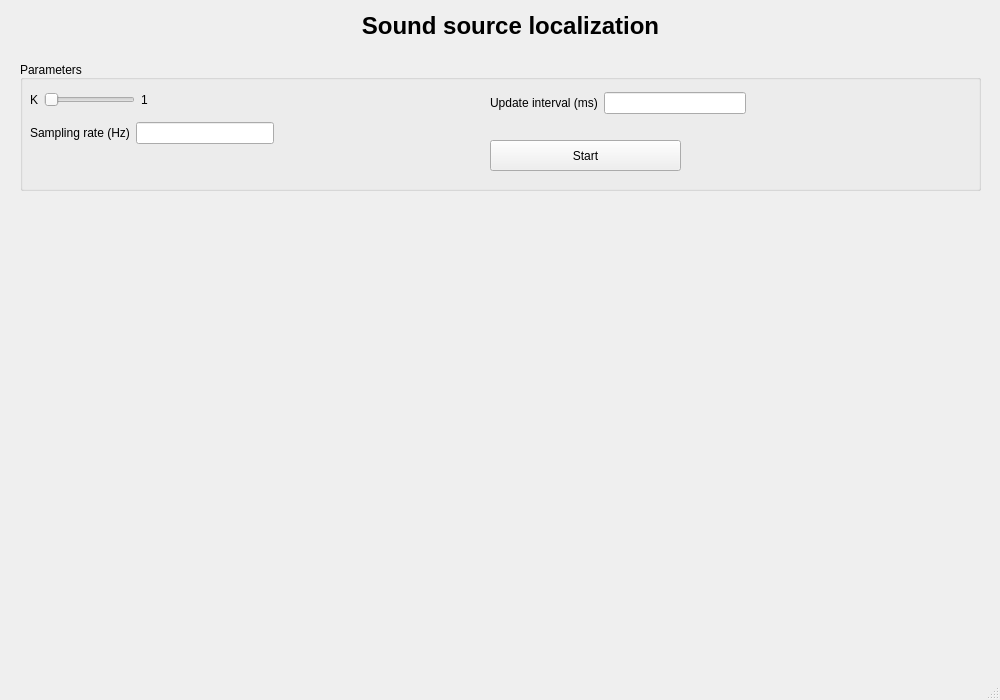
First picture: the form in main.ui, repository Gabbo-DEV/sound_source_localization, before the edit.
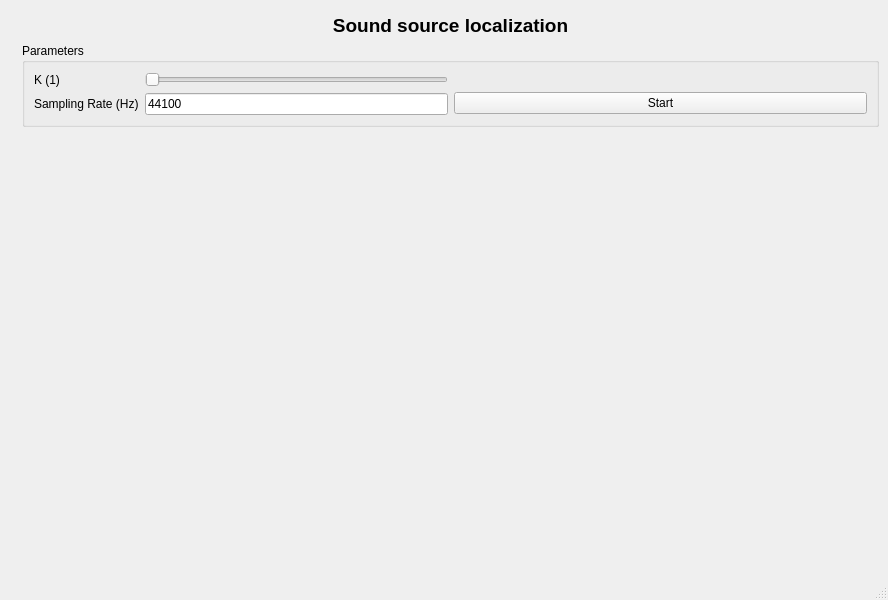
Second picture: the form after the edit.

```diff
--- a/main.ui
+++ b/main.ui
@@ -6,79 +6,110 @@
    <rect>
     <x>0</x>
     <y>0</y>
-    <width>1000</width>
-    <height>700</height>
+    <width>888</width>
+    <height>600</height>
    </rect>
   </property>
   <property name="windowTitle">
    <string>MainWindow</string>
   </property>
   <widget class="QWidget" name="centralwidget">
+   <layout class="QGridLayout" name="gridLayout_5">
+    <item row="0" column="0">
+     <layout class="QGridLayout" name="gridLayout_4">
+      <item row="3" column="1">
+       <spacer name="horizontalSpacer">
+        <property name="orientation">
+         <enum>Qt::Horizontal</enum>
+        </property>
+        <property name="sizeHint" stdset="0">
+         <size>
+          <width>778</width>
+          <height>13</height>
+         </size>
+        </property>
+       </spacer>
+      </item>
+      <item row="2" column="1">
+       <widget class="QWidget" name="widget" native="true">
+        <property name="styleSheet">
+         <string notr="true"/>
+        </property>
+       </widget>
+      </item>
+      <item row="2" column="0">
+       <spacer name="verticalSpacer">
+        <property name="orientation">
+         <enum>Qt::Vertical</enum>
+        </property>
+        <property name="sizeHint" stdset="0">
+         <size>
+          <width>13</width>
+          <height>40</height>
+         </size>
+        </property>
+       </spacer>
+      </item>
+      <item row="0" column="1">
    <widget class="QLabel" name="label">
-    <property name="geometry">
-     <rect>
-      <x>20</x>
-      <y>0</y>
-      <width>981</width>
-      <height>51</height>
-     </rect>
-    </property>
-    <property name="font">
-     <font>
-      <pointsize>18</pointsize>
-      <weight>75</weight>
-      <bold>true</bold>
-     </font>
+        <property name="styleSheet">
+         <string notr="true">margin-top:5px;</string>
     </property>
     <property name="text">
-     <string>Sound source localization</string>
+         <string>&lt;html&gt;&lt;head/&gt;&lt;body&gt;&lt;p&gt;&lt;span style=&quot; font-size:14pt; font-weight:600;&quot;&gt;Sound source localization&lt;/span&gt;&lt;/p&gt;&lt;/body&gt;&lt;/html&gt;</string>
     </property>
     <property name="alignment">
      <set>Qt::AlignCenter</set>
     </property>
    </widget>
+      </item>
+      <item row="1" column="1">
    <widget class="QGroupBox" name="groupBox">
-    <property name="geometry">
-     <rect>
-      <x>20</x>
-      <y>60</y>
-      <width>961</width>
-      <height>131</height>
-     </rect>
-    </property>
     <property name="title">
      <string>Parameters</string>
     </property>
-    <property name="alignment">
-     <set>Qt::AlignBottom|Qt::AlignLeading|Qt::AlignLeft</set>
-    </property>
-    <widget class="QPushButton" name="pushButton">
-     <property name="geometry">
-      <rect>
-       <x>470</x>
-       <y>80</y>
-       <width>191</width>
-       <height>31</height>
-      </rect>
-     </property>
+        <layout class="QGridLayout" name="gridLayout_3">
+         <item row="0" column="1">
+          <layout class="QVBoxLayout" name="verticalLayout">
+           <item>
+            <layout class="QGridLayout" name="gridLayout">
+             <item row="0" column="0">
+              <spacer name="horizontalSpacer_2">
+               <property name="orientation">
+                <enum>Qt::Horizontal</enum>
+               </property>
+               <property name="sizeHint" stdset="0">
+                <size>
+                 <width>40</width>
+                 <height>20</height>
+                </size>
+               </property>
+              </spacer>
+             </item>
+            </layout>
+           </item>
+           <item>
+            <widget class="QPushButton" name="startButton">
      <property name="text">
       <string>Start</string>
      </property>
     </widget>
-    <widget class="QWidget" name="">
-     <property name="geometry">
-      <rect>
-       <x>10</x>
-       <y>30</y>
-       <width>118</width>
-       <height>19</height>
-      </rect>
-     </property>
+           </item>
+          </layout>
+         </item>
+         <item row="0" column="0">
      <layout class="QGridLayout" name="gridLayout_2">
       <item row="0" column="0">
        <widget class="QLabel" name="label_2">
         <property name="text">
-         <string>K</string>
+              <string>K (1)</string>
+             </property>
+            </widget>
+           </item>
+           <item row="1" column="1">
+            <widget class="QLineEdit" name="sampleRateField">
+             <property name="text">
+              <string>44100</string>
         </property>
        </widget>
       </item>
@@ -88,97 +119,28 @@
          <number>1</number>
         </property>
         <property name="maximum">
-         <number>10</number>
+              <number>100</number>
         </property>
         <property name="orientation">
          <enum>Qt::Horizontal</enum>
         </property>
        </widget>
       </item>
-      <item row="0" column="2">
-       <widget class="QLabel" name="kLabel">
-        <property name="text">
-         <string>1</string>
-        </property>
-       </widget>
-      </item>
-     </layout>
-    </widget>
-    <widget class="QWidget" name="">
-     <property name="geometry">
-      <rect>
-       <x>470</x>
-       <y>30</y>
-       <width>256</width>
-       <height>27</height>
-      </rect>
-     </property>
-     <layout class="QGridLayout" name="gridLayout">
-      <item row="0" column="0">
+           <item row="1" column="0">
        <widget class="QLabel" name="label_4">
         <property name="text">
-         <string>Update interval (ms)</string>
+              <string>Sampling Rate (Hz)</string>
         </property>
        </widget>
       </item>
-      <item row="0" column="1">
-       <widget class="QLineEdit" name="updateIntervalField">
-        <property name="text">
-         <string/>
-        </property>
-       </widget>
+          </layout>
       </item>
      </layout>
     </widget>
-    <widget class="QWidget" name="">
-     <property name="geometry">
-      <rect>
-       <x>10</x>
-       <y>60</y>
-       <width>244</width>
-       <height>27</height>
-      </rect>
-     </property>
-     <layout class="QGridLayout" name="gridLayout_3">
-      <item row="0" column="0">
-       <widget class="QLabel" name="label_3">
-        <property name="text">
-         <string>Sampling rate (Hz)</string>
-        </property>
-       </widget>
       </item>
-      <item row="0" column="1">
-       <widget class="QLineEdit" name="sampleRateField"/>
-      </item>
-     </layout>
-    </widget>
-   </widget>
-   <widget class="QWidget" name="widget" native="true">
-    <property name="geometry">
-     <rect>
-      <x>110</x>
-      <y>220</y>
-      <width>791</width>
-      <height>411</height>
-     </rect>
-    </property>
-    <property name="cursor">
-     <cursorShape>CrossCursor</cursorShape>
-    </property>
-    <property name="styleSheet">
-     <string notr="true"/>
-    </property>
-   </widget>
-  </widget>
-  <widget class="QMenuBar" name="menubar">
-   <property name="geometry">
-    <rect>
-     <x>0</x>
-     <y>0</y>
-     <width>1000</width>
-     <height>22</height>
-    </rect>
-   </property>
+     </layout>
+    </item>
+   </layout>
   </widget>
   <widget class="QStatusBar" name="statusbar"/>
  </widget>
```
Left out of the diff: 2 changed lines with no effect on the pictures. Lines whose indentation alone changed are shown as unchanged.
